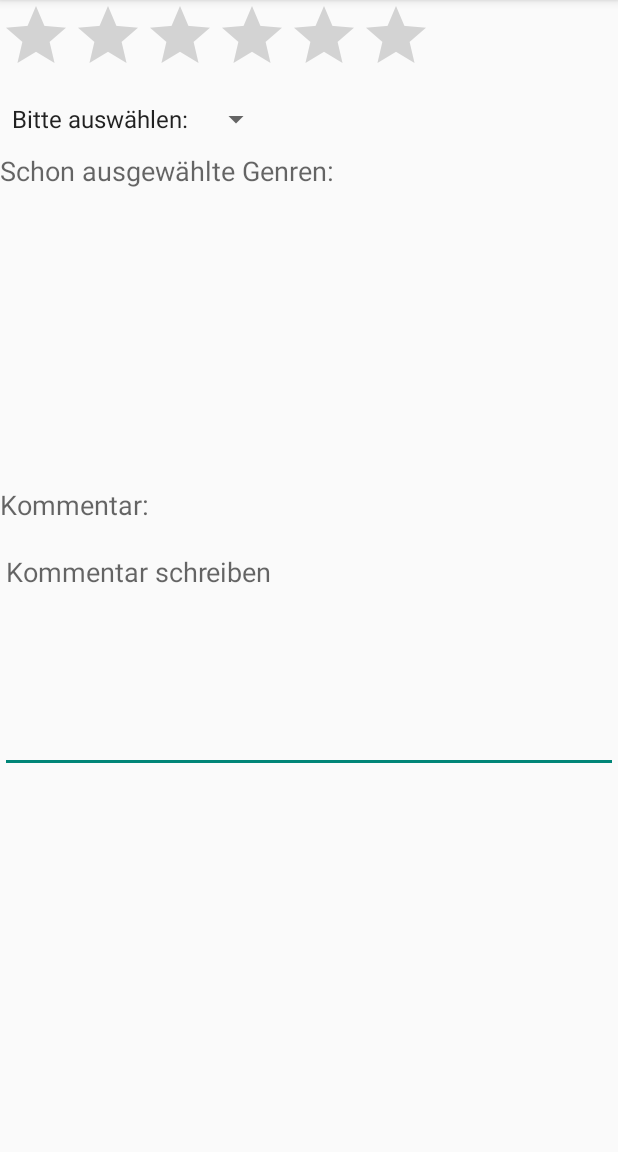
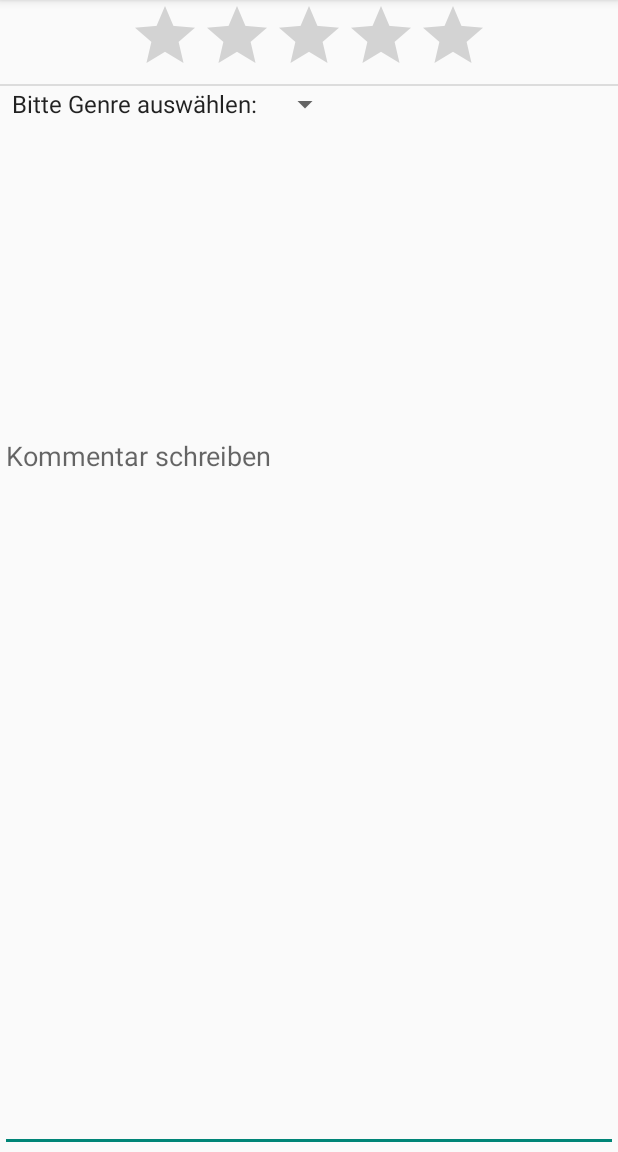
Before and after one commit to vinto1964/MyVideoManager, an Android app: the fragment FgmComment shown on its own in the app's theme, on a phone screen of 412 x 824 dp, the part 84-1236 px from its top. Run offline under Robolectric (Android 15) with nearby library versions, the phone set to English and light mode, and no system bars; 4 statements that could not run were skipped.

Commit message:
Änderungen 18.04.2015, Stand: 20:20

```diff
--- a/app/src/main/java/de/anisma/www/myvideomanager/FgmComment.java
+++ b/app/src/main/java/de/anisma/www/myvideomanager/FgmComment.java
@@ -31,7 +31,6 @@ public class FgmComment extends Fragment {
     RatingBar rbRating;
     Spinner spGenre;
     EditText edComment;
-    TextView tvGenre;
     ListView lvGenres;
     ArrayAdapter lvAdapt;
     List<String> genreList = new ArrayList<>();
@@ -75,9 +74,9 @@ public class FgmComment extends Fragment {
         spGenre.setAdapter(spAdapter);
 
         spGenre.setOnItemSelectedListener(new AdapterView.OnItemSelectedListener() {
-            public void onItemSelected(AdapterView<?> parent, View view,
-                                       int position, long id) {
-                saveDatas();
+            public void onItemSelected(AdapterView<?> parent, View view, int position, long id) {
+                //saveDatas();
+                saveGenre();
                 reloadGenre();
                 spGenre.setSelection(0);
             }
@@ -87,7 +86,6 @@ public class FgmComment extends Fragment {
         });
 
         edComment   = (EditText) view.findViewById(R.id.edComment);
-        tvGenre     = (TextView) view.findViewById(R.id.tvGenre);
         lvGenres    = (ListView) view.findViewById(R.id.lvGenres);
         lvGenres.setOnItemClickListener(new AdapterView.OnItemClickListener() {
             @Override
@@ -187,12 +185,16 @@ public class FgmComment extends Fragment {
             film.setsFilmComment(edComment.getText().toString());
             film.setfFilmRanking(rbRating.getRating());
             myApp.dbVideo.updateCommentRating(film);
+        }
+    }
 
-            genre = String.valueOf(spGenre.getSelectedItem());
+    private void saveGenre() {
+        AppGlobal myApp = (AppGlobal) getActivity().getApplication();
+        DTFilmItem film = myApp.ldFilmItems.get(iPos);
+        genre = String.valueOf(spGenre.getSelectedItem());
 
-            if (!(myApp.dbVideo.isFilmGenre(film.getlFilm_ID(), genre) > -1)) {
-                myApp.dbVideo.insertGenreIs(film.getlFilm_ID(), myApp.dbVideo.getGenreID(genre));
-            }
+        if (!myApp.dbVideo.isFilmGenre(film.getlFilm_ID(), genre)) {
+            myApp.dbVideo.insertGenreIs(film.getlFilm_ID(), myApp.dbVideo.getGenreID(genre));
         }
     }
 
--- a/app/src/main/java/de/anisma/www/myvideomanager/MActActors.java
+++ b/app/src/main/java/de/anisma/www/myvideomanager/MActActors.java
@@ -104,6 +104,7 @@ public class MActActors extends ActionBarActivity implements View.OnClickListene
             case R.id.ibDeleteSearchArctor:
                 loadActorList("");
                 ibDeleteSearchActor.setVisibility(View.INVISIBLE);
+                edSearchActor.setText("");
                 break;
         }
     }
--- a/app/src/main/res/layout/activity_mact_film_details_comment.xml
+++ b/app/src/main/res/layout/activity_mact_film_details_comment.xml
@@ -1,5 +1,5 @@
 <?xml version="1.0" encoding="utf-8"?>
-<LinearLayout xmlns:android="http://schemas.android.com/apk/res/android"
+<RelativeLayout xmlns:android="http://schemas.android.com/apk/res/android"
     android:orientation="vertical" android:layout_width="match_parent"
     android:layout_height="match_parent"
     android:weightSum="1">
@@ -8,38 +8,37 @@
         android:layout_width="wrap_content"
         android:layout_height="wrap_content"
         android:id="@+id/rbRating"
-        android:numStars="@integer/c_stars_number"
-        android:layout_marginBottom="10dp" />
+        android:numStars="@integer/c_stars_rating"
+        android:layout_gravity="center_horizontal"
+        android:stepSize="0.5"
+        android:layout_alignParentTop="true"
+        android:layout_centerHorizontal="true" />
+
+    <View
+        android:id="@+id/dDivider"
+        style="@style/Divider"
+        android:layout_above="@+id/spGenre"
+        android:layout_alignParentLeft="true"
+        android:layout_alignParentStart="true" />
 
     <Spinner
         android:layout_width="wrap_content"
         android:layout_height="wrap_content"
         android:entries="@array/genreD_array"
-        android:layout_marginBottom="10dp"
-        android:id="@+id/spGenre" />
-
-    <TextView
-        android:layout_width="wrap_content"
-        android:layout_height="wrap_content"
-        android:textAppearance="?android:attr/textAppearanceMedium"
-        android:text="@string/sGenre"
-        android:id="@+id/tvGenre" />
+        android:id="@+id/spGenre"
+        android:layout_below="@+id/rbRating"
+        android:layout_alignParentLeft="true"
+        android:layout_alignParentStart="true" />
 
     <ListView
         android:layout_width="wrap_content"
-        android:layout_height="57dp"
+        android:layout_height="200dp"
         android:id="@+id/lvGenres"
         android:layout_weight="0.25"
-        android:layout_marginBottom="20dp"
-        android:choiceMode="singleChoice" />
-
-    <TextView
-        android:layout_width="wrap_content"
-        android:layout_height="wrap_content"
-        android:textAppearance="?android:attr/textAppearanceMedium"
-        android:text="@string/sCommentLabel"
-        android:id="@+id/tvKommentarLabel"
-        android:layout_marginBottom="10dp" />
+        android:choiceMode="singleChoice"
+        android:layout_below="@+id/spGenre"
+        android:layout_alignParentLeft="true"
+        android:layout_alignParentStart="true" />
 
     <EditText
         android:layout_width="match_parent"
@@ -48,6 +47,10 @@
         android:layout_weight="0.23"
         android:editable="true"
         android:hint="@string/sComment"
-        android:gravity="top" />
+        android:gravity="top"
+        android:layout_alignParentBottom="true"
+        android:layout_alignParentLeft="true"
+        android:layout_alignParentStart="true"
+        android:layout_below="@+id/lvGenres" />
 
-</LinearLayout>
+</RelativeLayout>
--- a/app/src/main/res/layout/activity_mact_film_details_plot.xml
+++ b/app/src/main/res/layout/activity_mact_film_details_plot.xml
@@ -12,7 +12,7 @@
 
     <EditText
         android:layout_width="match_parent"
-        android:layout_height="0dp"
+        android:layout_height="match_parent"
         android:id="@+id/edPlot"
         android:layout_weight="0.89"
         android:editable="true"
--- a/app/src/main/res/values/integers.xml
+++ b/app/src/main/res/values/integers.xml
@@ -1,4 +1,5 @@
 <?xml version="1.0" encoding="utf-8"?>
 <resources>
     <integer name="c_stars_number">6</integer>
+    <integer name="c_stars_rating">5</integer>
 </resources>
--- a/app/src/main/res/values/styles.xml
+++ b/app/src/main/res/values/styles.xml
@@ -4,5 +4,9 @@
     <style name="AppTheme" parent="Theme.AppCompat.Light.DarkActionBar">
         <!-- Customize your theme here. -->
     </style>
-
+    <style name="Divider">
+        <item name="android:layout_width">match_parent</item>
+        <item name="android:layout_height">1dp</item>
+        <item name="android:background">?android:attr/listDivider</item>
+    </style>
 </resources>
```
Also changed, not shown: app/src/main/java/de/anisma/www/myvideomanager/CHDatabase.java (+44 -11 lines), app/src/main/java/de/anisma/www/myvideomanager/FgmActors.java (+31 -10 lines), app/src/main/java/de/anisma/www/myvideomanager/FgmInfos.java (+22 -12 lines), app/src/main/java/de/anisma/www/myvideomanager/SActActors.java (+12 -14 lines), app/src/main/res/layout/activity_mact_actors.xml (+25 -8 lines), app/src/main/res/layout/activity_mact_film_details_actors.xml (+8 -9 lines), app/src/main/res/layout/activity_mact_film_details_infos.xml (+42 -40 lines), app/src/main/res/layout/activity_main.xml (+13 -6 lines), app/src/main/res/layout/activity_sact_actors.xml (+25 -8 lines), app/src/main/res/layout/listview_actors.xml (+5 -2 lines).
